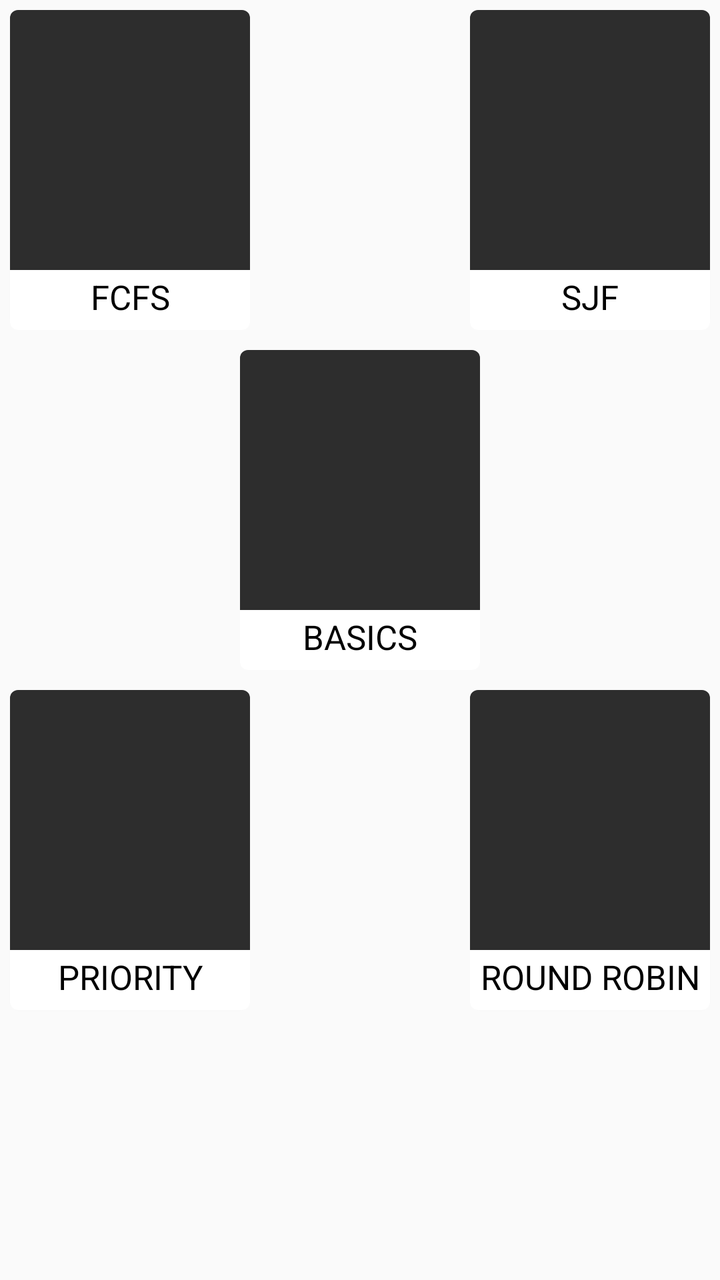
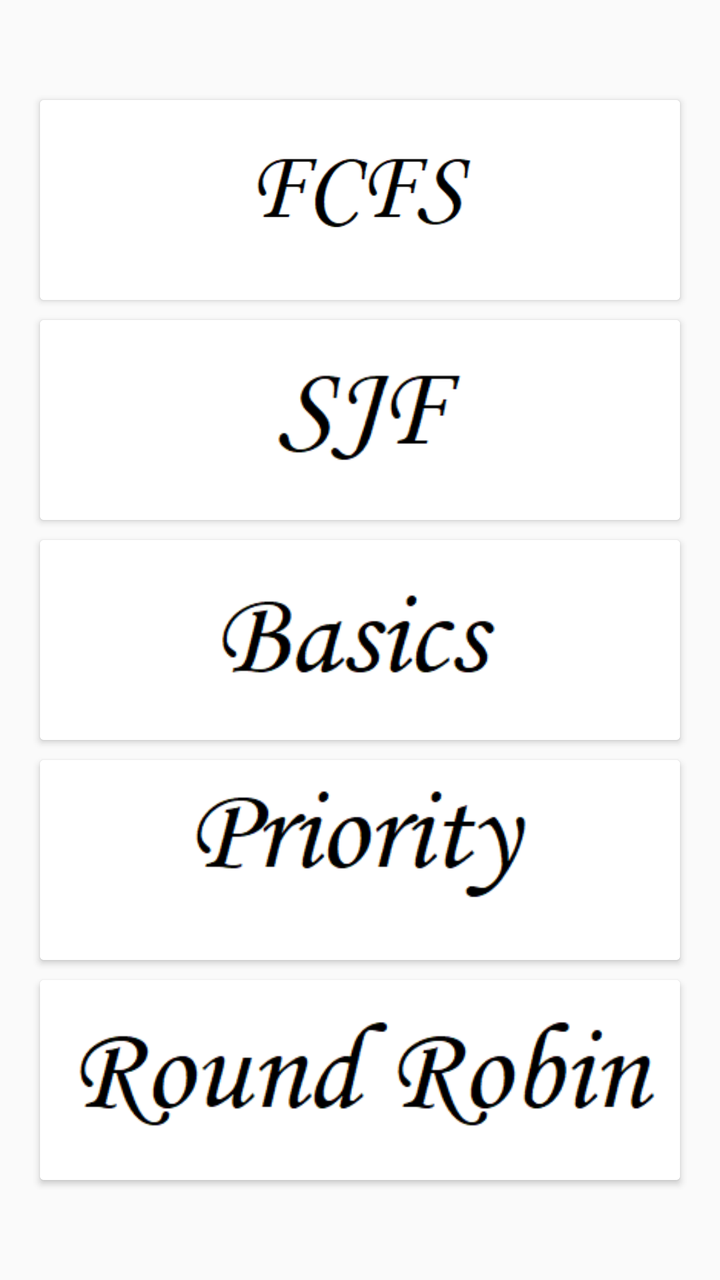

Two renders of the same Android screen: before a commit and after it. Below are the layout's source before the change and the commit's diff.
<!-- AndroidManifest.xml: application theme Theme.AppCompat.Light.NoActionBar -->
<!-- res/layout/activity_select.xml -->
<?xml version="1.0" encoding="utf-8"?>
<RelativeLayout
    xmlns:android="http://schemas.android.com/apk/res/android"
    xmlns:app="http://schemas.android.com/apk/res-auto"
    xmlns:tools="http://schemas.android.com/tools"
    android:layout_width="match_parent"
    android:layout_height="match_parent"
    android:layout_gravity="center"
    android:orientation="vertical"
    android:layout_margin="40dp"
    tools:context="com.example.spikee.mad_cpu.Select">

    <android.support.v7.widget.CardView
        android:id="@+id/cv1"
        android:layout_width="120dp"
        android:layout_height="160dp"
        android:layout_margin="5dp"
        app:cardCornerRadius="4dp">
        <LinearLayout
            android:layout_width="match_parent"
            android:layout_height="match_parent"
            android:orientation="vertical">
            <ImageView
                android:id="@+id/fcfs"
                android:layout_width="match_parent"
                android:layout_height="130dp"
                android:background="#2d2d2d"
               android:scaleType="fitEnd" />
            <TextView
                android:id="@+id/title_fcfs"
                android:layout_width="match_parent"
                android:layout_height="wrap_content"
                android:layout_marginBottom="1dp"
                android:layout_marginTop="2dp"
                android:gravity="center"
                android:text="FCFS"
                android:textColor="#000"
                android:textSize="17sp" />
            <ProgressBar
                android:layout_width="match_parent"
                android:layout_height="wrap_content"
                />
        </LinearLayout>
    </android.support.v7.widget.CardView>
    <android.support.v7.widget.CardView
        android:id="@+id/cv2"
        android:layout_alignParentRight="true"
        android:layout_width="120dp"
        android:layout_height="160dp"
        android:layout_margin="5dp"
        app:cardCornerRadius="4dp">
        <LinearLayout
            android:layout_width="match_parent"
            android:layout_height="match_parent"
            android:orientation="vertical">
            <ImageView
                android:id="@+id/sjf"
                android:layout_width="match_parent"
                android:layout_height="130dp"
                android:background="#2d2d2d"
                android:scaleType="fitEnd" />
            <TextView
                android:id="@+id/title_sjf"
                android:layout_width="match_parent"
                android:layout_height="wrap_content"
                android:layout_marginBottom="1dp"
                android:layout_marginTop="2dp"
                android:gravity="center"
                android:text="SJF"
                android:textColor="#000"
                android:textSize="17sp" />
        </LinearLayout>
    </android.support.v7.widget.CardView>
    <android.support.v7.widget.CardView
        android:id="@+id/cv3"
        android:layout_below="@id/cv1"
        android:layout_centerHorizontal="true"
        android:layout_width="120dp"
        android:layout_height="160dp"
        android:layout_margin="5dp"
        app:cardCornerRadius="4dp">
        <LinearLayout
            android:layout_width="match_parent"
            android:layout_height="match_parent"
            android:orientation="vertical">
            <ImageView
                android:id="@+id/basics"
                android:layout_width="match_parent"
                android:layout_height="130dp"
                android:background="#2d2d2d"
                android:scaleType="fitEnd" />
            <TextView
                android:id="@+id/title_basics"
                android:layout_width="match_parent"
                android:layout_height="wrap_content"
                android:layout_marginBottom="1dp"
                android:layout_marginTop="2dp"
                android:gravity="center"
                android:text="BASICS"
                android:textColor="#000"
                android:textSize="17sp" />
        </LinearLayout>
    </android.support.v7.widget.CardView>
    <android.support.v7.widget.CardView
        android:id="@+id/cv4"
        android:layout_below="@id/cv3"
        android:layout_width="120dp"
        android:layout_height="160dp"
        android:layout_margin="5dp"
        app:cardCornerRadius="4dp">
        <LinearLayout
            android:layout_width="match_parent"
            android:layout_height="match_parent"
            android:orientation="vertical">
            <ImageView
                android:id="@+id/priority"
                android:layout_width="match_parent"
                android:layout_height="130dp"
                android:background="#2d2d2d"
                android:scaleType="fitEnd" />
            <TextView
                android:id="@+id/title_priority"
                android:layout_width="match_parent"
                android:layout_height="wrap_content"
                android:layout_marginBottom="1dp"
                android:layout_marginTop="2dp"
                android:gravity="center"
                android:text="PRIORITY"
                android:textColor="#000"
                android:textSize="17sp" />
        </LinearLayout>
    </android.support.v7.widget.CardView>
    <android.support.v7.widget.CardView
        android:id="@+id/cv5"
        android:layout_alignParentRight="true"
        android:layout_below="@id/cv3"
        android:layout_width="120dp"
        android:layout_height="160dp"
        android:layout_margin="5dp"
        app:cardCornerRadius="4dp">
        <LinearLayout
            android:layout_width="match_parent"
            android:layout_height="match_parent"
            android:orientation="vertical">
            <ImageView
                android:id="@+id/rr"
                android:layout_width="match_parent"
                android:layout_height="130dp"
                android:background="#2d2d2d"
                android:scaleType="fitEnd" />
            <TextView
                android:id="@+id/title_rr"
                android:layout_width="match_parent"
                android:layout_height="wrap_content"
                android:layout_marginBottom="1dp"
                android:layout_marginTop="2dp"
                android:gravity="center"
                android:text="ROUND ROBIN"
                android:textColor="#000"
                android:textSize="17sp" />
        </LinearLayout>
    </android.support.v7.widget.CardView>

</RelativeLayout>
<!-- resources referenced by this layout -->
<resources>

</resources>

<!-- the commit's change to res/layout/activity_select.xml (unified diff, before → after) -->
@@ -1,164 +1,119 @@
 <?xml version="1.0" encoding="utf-8"?>
-<RelativeLayout
+<ScrollView
     xmlns:android="http://schemas.android.com/apk/res/android"
     xmlns:app="http://schemas.android.com/apk/res-auto"
     xmlns:tools="http://schemas.android.com/tools"
     android:layout_width="match_parent"
     android:layout_height="match_parent"
+>
+<LinearLayout
+    android:layout_width="match_parent"
+    android:layout_height="match_parent"
     android:layout_gravity="center"
     android:orientation="vertical"
-    android:layout_margin="40dp"
+    android:layout_margin="15dp"
     tools:context="com.example.spikee.mad_cpu.Select">
 
     <android.support.v7.widget.CardView
         android:id="@+id/cv1"
-        android:layout_width="120dp"
-        android:layout_height="160dp"
+        android:layout_width="wrap_content"
+        android:layout_height="100dp"
         android:layout_margin="5dp"
-        app:cardCornerRadius="4dp">
-        <LinearLayout
+        >
+        <RelativeLayout
             android:layout_width="match_parent"
             android:layout_height="match_parent"
-            android:orientation="vertical">
+            >
             <ImageView
                 android:id="@+id/fcfs"
                 android:layout_width="match_parent"
                 android:layout_height="130dp"
-                android:background="#2d2d2d"
-               android:scaleType="fitEnd" />
-            <TextView
-                android:id="@+id/title_fcfs"
-                android:layout_width="match_parent"
-                android:layout_height="wrap_content"
-                android:layout_marginBottom="1dp"
-                android:layout_marginTop="2dp"
-                android:gravity="center"
-                android:text="FCFS"
-                android:textColor="#000"
-                android:textSize="17sp" />
-            <ProgressBar
-                android:layout_width="match_parent"
-                android:layout_height="wrap_content"
-                />
-        </LinearLayout>
+                android:layout_centerInParent="true"
+                android:background="#fff"
+               android:src="@drawable/fcf"/>
+        </RelativeLayout>
     </android.support.v7.widget.CardView>
     <android.support.v7.widget.CardView
         android:id="@+id/cv2"
         android:layout_alignParentRight="true"
-        android:layout_width="120dp"
-        android:layout_height="160dp"
+        android:layout_width="wrap_content"
+        android:layout_height="100dp"
         android:layout_margin="5dp"
-        app:cardCornerRadius="4dp">
-        <LinearLayout
+        >
+        <RelativeLayout
             android:layout_width="match_parent"
             android:layout_height="match_parent"
-            android:orientation="vertical">
+            >
             <ImageView
                 android:id="@+id/sjf"
                 android:layout_width="match_parent"
-                android:layout_height="130dp"
-                android:background="#2d2d2d"
-                android:scaleType="fitEnd" />
-            <TextView
-                android:id="@+id/title_sjf"
-                android:layout_width="match_parent"
-                android:layout_height="wrap_content"
-                android:layout_marginBottom="1dp"
-                android:layout_marginTop="2dp"
-                android:gravity="center"
-                android:text="SJF"
-                android:textColor="#000"
-                android:textSize="17sp" />
-        </LinearLayout>
+                android:layout_height="match_parent"
+                android:background="#fff"
+                android:src="@drawable/sjf"/>
+             </RelativeLayout>
     </android.support.v7.widget.CardView>
     <android.support.v7.widget.CardView
         android:id="@+id/cv3"
         android:layout_below="@id/cv1"
         android:layout_centerHorizontal="true"
-        android:layout_width="120dp"
-        android:layout_height="160dp"
+        android:layout_width="wrap_content"
+        android:layout_height="100dp"
         android:layout_margin="5dp"
-        app:cardCornerRadius="4dp">
-        <LinearLayout
+        >
+        <RelativeLayout
             android:layout_width="match_parent"
             android:layout_height="match_parent"
-            android:orientation="vertical">
+            >
             <ImageView
                 android:id="@+id/basics"
                 android:layout_width="match_parent"
-                android:layout_height="130dp"
-                android:background="#2d2d2d"
-                android:scaleType="fitEnd" />
-            <TextView
-                android:id="@+id/title_basics"
-                android:layout_width="match_parent"
-                android:layout_height="wrap_content"
-                android:layout_marginBottom="1dp"
-                android:layout_marginTop="2dp"
-                android:gravity="center"
-                android:text="BASICS"
-                android:textColor="#000"
-                android:textSize="17sp" />
-        </LinearLayout>
+                android:layout_height="match_parent"
+                android:background="#fff"
+                android:layout_centerInParent="true"
+                android:src="@drawable/basic"/>
+            </RelativeLayout>
     </android.support.v7.widget.CardView>
     <android.support.v7.widget.CardView
         android:id="@+id/cv4"
         android:layout_below="@id/cv3"
-        android:layout_width="120dp"
-        android:layout_height="160dp"
+        android:layout_width="wrap_content"
+        android:layout_height="100dp"
         android:layout_margin="5dp"
-        app:cardCornerRadius="4dp">
-        <LinearLayout
+        >
+        <RelativeLayout
             android:layout_width="match_parent"
             android:layout_height="match_parent"
-            android:orientation="vertical">
+            >
             <ImageView
                 android:id="@+id/priority"
                 android:layout_width="match_parent"
-                android:layout_height="130dp"
-                android:background="#2d2d2d"
-                android:scaleType="fitEnd" />
-            <TextView
-                android:id="@+id/title_priority"
-                android:layout_width="match_parent"
-                android:layout_height="wrap_content"
-                android:layout_marginBottom="1dp"
-                android:layout_marginTop="2dp"
-                android:gravity="center"
-                android:text="PRIORITY"
-                android:textColor="#000"
-                android:textSize="17sp" />
-        </LinearLayout>
+                android:layout_height="match_parent"
+                android:background="#fff"
+                android:layout_centerInParent="true"
+                android:src="@drawable/prior"/>
+        </RelativeLayout>
     </android.support.v7.widget.CardView>
     <android.support.v7.widget.CardView
         android:id="@+id/cv5"
         android:layout_alignParentRight="true"
         android:layout_below="@id/cv3"
-        android:layout_width="120dp"
-        android:layout_height="160dp"
+        android:layout_width="wrap_content"
+        android:layout_height="100dp"
         android:layout_margin="5dp"
-        app:cardCornerRadius="4dp">
-        <LinearLayout
+        >
+        <RelativeLayout
             android:layout_width="match_parent"
             android:layout_height="match_parent"
-            android:orientation="vertical">
+            >
             <ImageView
                 android:id="@+id/rr"
                 android:layout_width="match_parent"
-                android:layout_height="130dp"
-                android:background="#2d2d2d"
-                android:scaleType="fitEnd" />
-            <TextView
-                android:id="@+id/title_rr"
-                android:layout_width="match_parent"
-                android:layout_height="wrap_content"
-                android:layout_marginBottom="1dp"
-                android:layout_marginTop="2dp"
-                android:gravity="center"
-                android:text="ROUND ROBIN"
-                android:textColor="#000"
-                android:textSize="17sp" />
-        </LinearLayout>
+                android:layout_height="match_parent"
+                android:background="#fff"
+                android:layout_centerInParent="true"
+                android:src="@drawable/r"/>
+        </RelativeLayout>
     </android.support.v7.widget.CardView>
 
-</RelativeLayout>
+</LinearLayout>
+</ScrollView>
<!-- resource entries referenced after the edit -->
@@ -1,5 +1,9 @@
 <!-- resources referenced by this layout -->
 <resources>
-
+  <!-- drawable basic: png bitmap (drawable-v21, 2716 bytes) -->
+  <!-- drawable fcf: png bitmap (drawable-v21, 2375 bytes) -->
+  <!-- drawable prior: png bitmap (drawable-v21, 3146 bytes) -->
+  <!-- drawable r: png bitmap (drawable-v21, 4335 bytes) -->
+  <!-- drawable sjf: png bitmap (drawable-v21, 2537 bytes) -->
 </resources>
 
